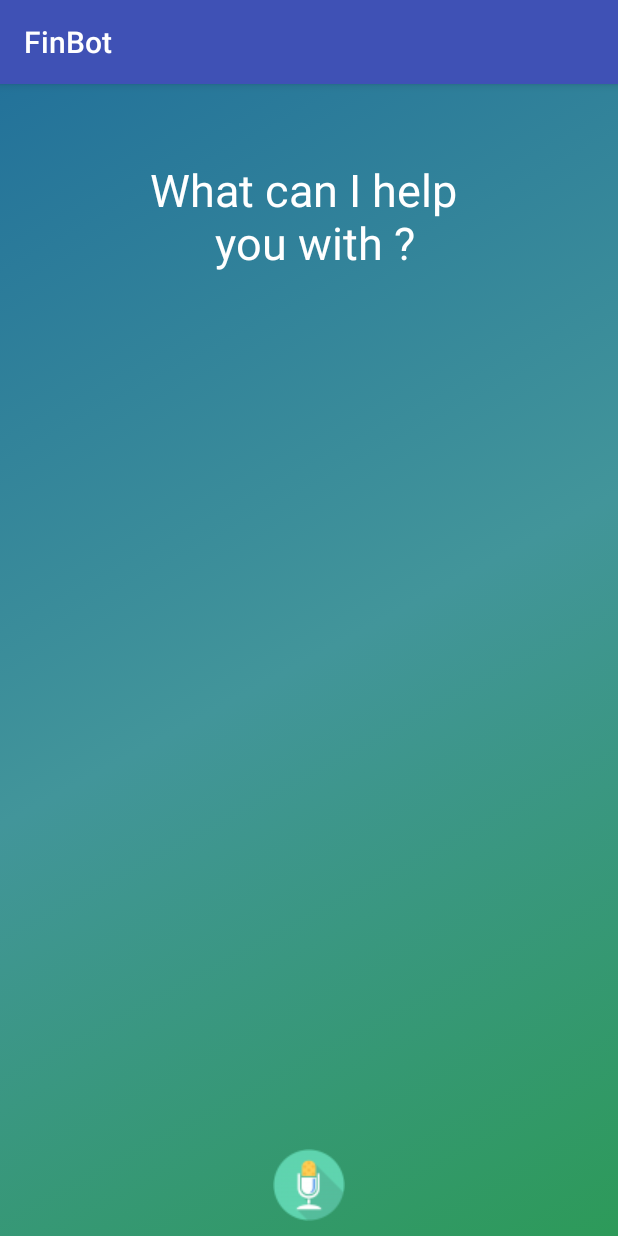
After one commit to icancode23/SBI-FINBOT, an Android app: the Voice_Bot screen opened directly, with no data from a screen before it, on a phone screen of 412 x 824 dp. The commit adds this screen. Run offline under Robolectric (Android 15) with nearby library versions, the phone set to English and light mode, and no system bars.

Commit message:
added layout for voice interactions

```diff
--- /dev/null
+++ b/app/src/main/java/com/example/nipunarora/finbot/Activities/Voice_Bot.java
@@ -0,0 +1,15 @@
+package com.example.nipunarora.finbot.Activities;
+
+import android.support.v7.app.AppCompatActivity;
+import android.os.Bundle;
+
+import com.example.nipunarora.finbot.R;
+
+public class Voice_Bot extends AppCompatActivity {
+
+    @Override
+    protected void onCreate(Bundle savedInstanceState) {
+        super.onCreate(savedInstanceState);
+        setContentView(R.layout.activity_voice__bot);
+    }
+}
--- /dev/null
+++ b/app/src/main/res/layout/activity_voice__bot.xml
@@ -0,0 +1,27 @@
+<?xml version="1.0" encoding="utf-8"?>
+<android.widget.RelativeLayout xmlns:android="http://schemas.android.com/apk/res/android"
+    xmlns:app="http://schemas.android.com/apk/res-auto"
+    xmlns:tools="http://schemas.android.com/tools"
+    android:layout_width="match_parent"
+    android:layout_height="match_parent"
+    tools:context="com.example.nipunarora.finbot.Activities.Voice_Bot"
+    android:background="@drawable/bot_back">
+    <TextView
+        android:layout_width="match_parent"
+        android:layout_height="wrap_content"
+        android:id="@+id/intro"
+        android:text="What can I help \n you with ?"
+        android:textSize="30sp"
+        android:textColor="#FFFFFF"
+        android:layout_alignParentTop="true"
+        android:layout_marginTop="50dp"
+        android:textAlignment="center"
+        />
+<ImageView
+        android:layout_width="wrap_content"
+        android:layout_height="wrap_content"
+       android:layout_alignParentBottom="true"
+        android:src="@drawable/micmain"
+        android:layout_centerHorizontal="true"
+        android:layout_marginBottom="10dp"/>
+</android.widget.RelativeLayout>
```
Also changed, not shown: app/src/main/AndroidManifest.xml (+5 -2 lines), app/src/main/java/com/example/nipunarora/finbot/Activities/Bot_Activity.java (+29 -3 lines), app/src/main/res/layout/activity_bot_.xml (+7 -13 lines).
